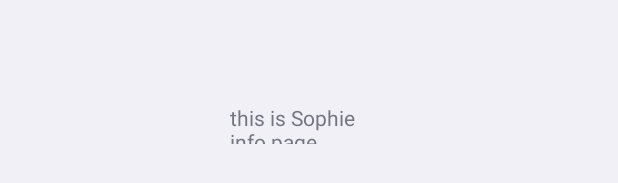
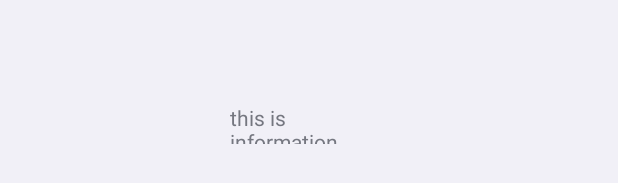
Before and after one commit to smenon1111/emergency_situations, an Android app: the layout info.xml on its own in the app's theme, with its tools: preview values and no code run, on a phone screen of 412 x 824 dp. Shown: the part 495-678 px from the top of the screen. Run offline under Robolectric (Android 15) with nearby library versions, the phone set to English and light mode, and no system bars.

Commit message:
Changing from info to information.

```diff
--- a/app/src/main/res/values/strings.xml
+++ b/app/src/main/res/values/strings.xml
@@ -8,7 +8,7 @@
     <string name="infoButton">Info</string>
     <string name="settingsButton">Settings</string>
     <string name="levelsButton">Levels</string>
-    <string name="infoPage">this is Sophie info page</string>
+    <string name="infoPage">this is information page</string>
     <string name="levelNumberHome">Level 1 : Fire at Home</string>
     <string name="categoryHome">Natural Disasters</string>
     <string name="playText">P L A Y</string>
```
